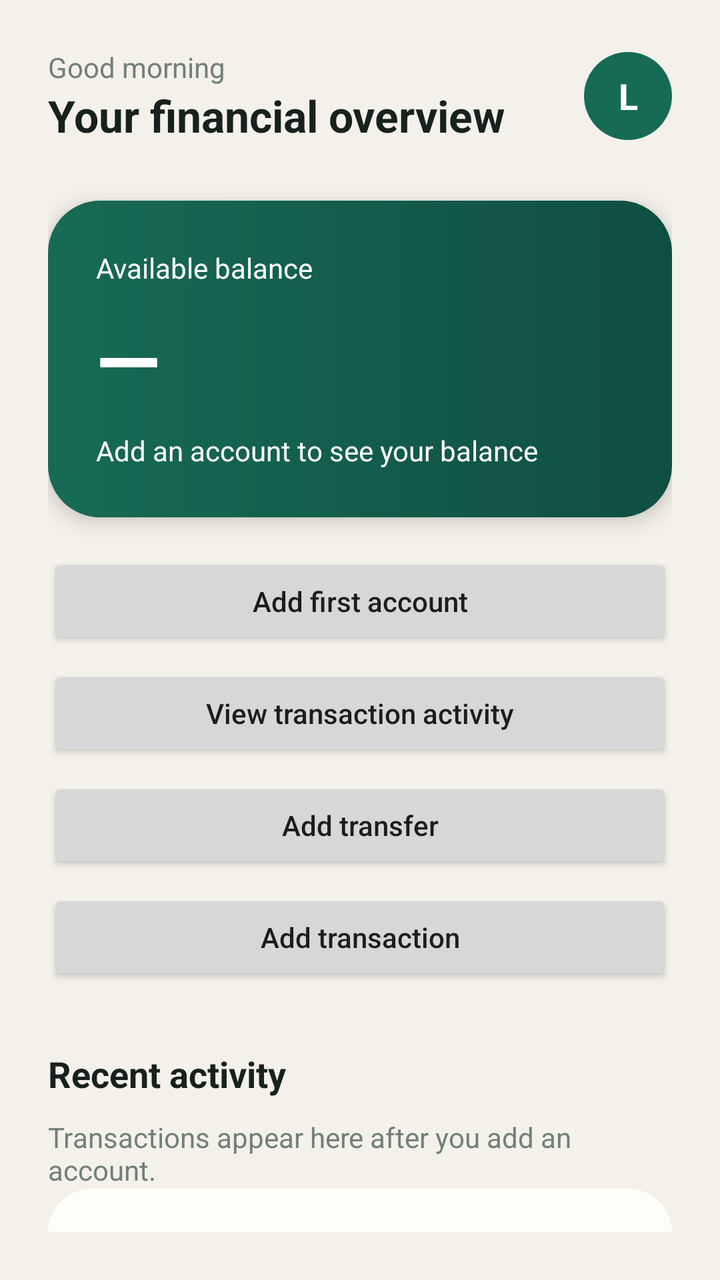
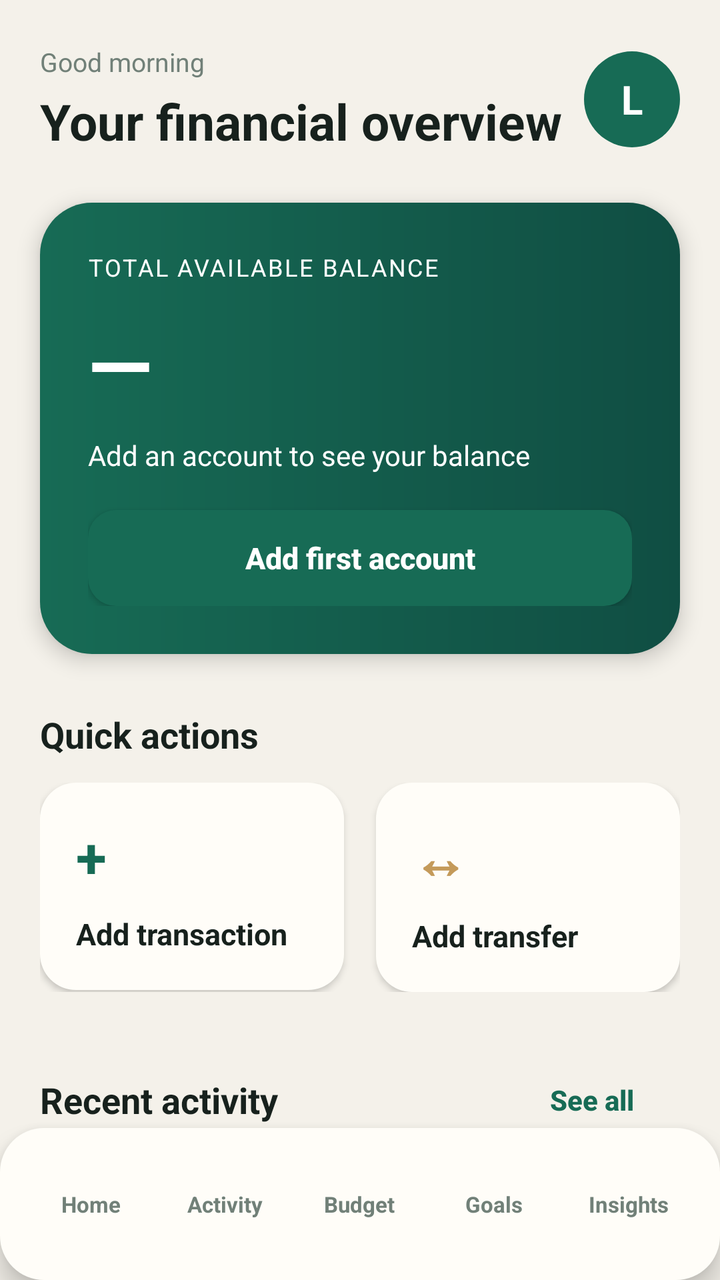

Before-and-after screenshots of an Android layout around one commit, followed by the original layout XML and the change that was made.
<!-- AndroidManifest.xml: application theme Theme.App -->
<!-- res/layout/activity_main.xml -->
<?xml version='1.0' encoding='utf-8'?>
<LinearLayout xmlns:ns0="http://schemas.android.com/apk/res/android" ns0:layout_width="match_parent" ns0:layout_height="match_parent" ns0:orientation="vertical" ns0:background="@color/lumen_background" ns0:padding="24dp">
  <LinearLayout ns0:layout_width="match_parent" ns0:layout_height="wrap_content" ns0:gravity="center_vertical" ns0:orientation="horizontal">
    <LinearLayout ns0:layout_width="0dp" ns0:layout_height="wrap_content" ns0:layout_weight="1" ns0:orientation="vertical">
      <TextView ns0:layout_width="wrap_content" ns0:layout_height="wrap_content" ns0:text="@string/greeting" ns0:textColor="@color/lumen_muted" ns0:textSize="14sp" />
      <TextView ns0:layout_width="wrap_content" ns0:layout_height="wrap_content" ns0:text="@string/overview" ns0:textColor="@color/lumen_ink" ns0:textSize="22sp" ns0:textStyle="bold" />
    </LinearLayout>
    <TextView ns0:layout_width="44dp" ns0:layout_height="44dp" ns0:gravity="center" ns0:text="L" ns0:textColor="@color/on_primary" ns0:textSize="18sp" ns0:textStyle="bold" ns0:background="@drawable/avatar_background" />
  </LinearLayout>
  <LinearLayout ns0:layout_width="match_parent" ns0:layout_height="wrap_content" ns0:layout_marginTop="28dp" ns0:background="@drawable/balance_card_background" ns0:elevation="6dp" ns0:orientation="vertical" ns0:padding="24dp">
    <TextView ns0:layout_width="wrap_content" ns0:layout_height="wrap_content" ns0:text="Available balance" ns0:textColor="@color/on_primary" ns0:textSize="14sp" />
    <TextView ns0:id="@+id/balance" ns0:layout_width="wrap_content" ns0:layout_height="wrap_content" ns0:layout_marginTop="8dp" ns0:text="—" ns0:textColor="@color/on_primary" ns0:textSize="42sp" ns0:textStyle="bold" />
    <TextView ns0:id="@+id/balance_summary" ns0:layout_width="wrap_content" ns0:layout_height="wrap_content" ns0:layout_marginTop="8dp" ns0:text="@string/empty_balance" ns0:textColor="@color/on_primary" ns0:textSize="14sp" />
  </LinearLayout>
  <Button ns0:id="@+id/add_account_button" ns0:layout_width="match_parent" ns0:layout_height="wrap_content" ns0:layout_marginTop="18dp" ns0:text="@string/add_account" ns0:textAllCaps="false" />
  <Button ns0:id="@+id/view_activity_button" ns0:layout_width="match_parent" ns0:layout_height="wrap_content" ns0:layout_marginTop="8dp" ns0:text="@string/view_activity" ns0:textAllCaps="false" />
  <Button ns0:id="@+id/add_transfer_button" ns0:layout_width="match_parent" ns0:layout_height="wrap_content" ns0:layout_marginTop="8dp" ns0:text="@string/add_transfer" ns0:textAllCaps="false" />
  <Button ns0:id="@+id/add_transaction_button" ns0:layout_width="match_parent" ns0:layout_height="wrap_content" ns0:layout_marginTop="8dp" ns0:text="@string/add_transaction" ns0:textAllCaps="false" />
  <TextView ns0:layout_width="wrap_content" ns0:layout_height="wrap_content" ns0:layout_marginTop="32dp" ns0:text="Recent activity" ns0:textColor="@color/lumen_ink" ns0:textSize="18sp" ns0:textStyle="bold" />
  <TextView ns0:layout_width="match_parent" ns0:layout_height="wrap_content" ns0:layout_marginTop="10dp" ns0:text="Transactions appear here after you add an account." ns0:textColor="@color/lumen_muted" ns0:textSize="14sp" />
  <include layout="@layout/view_bottom_navigation" />
</LinearLayout>
<!-- res/layout/view_bottom_navigation.xml (included above) -->
<?xml version="1.0" encoding="utf-8"?>
<LinearLayout xmlns:android="http://schemas.android.com/apk/res/android"
    android:id="@+id/bottom_navigation"
    android:layout_width="match_parent"
    android:layout_height="64dp"
    android:background="@drawable/balance_surface_background"
    android:gravity="center"
    android:orientation="horizontal"
    android:paddingTop="6dp"
    android:paddingBottom="6dp">
    <TextView android:id="@+id/nav_home" style="@style/BottomNavigationItem" android:text="@string/home" />
    <TextView android:id="@+id/nav_activity" style="@style/BottomNavigationItem" android:text="@string/activity" />
    <TextView android:id="@+id/nav_budget" style="@style/BottomNavigationItem" android:text="@string/budget" />
    <TextView android:id="@+id/nav_goals" style="@style/BottomNavigationItem" android:text="@string/goals" />
    <TextView android:id="@+id/nav_insights" style="@style/BottomNavigationItem" android:text="@string/insights" />
</LinearLayout>
<!-- resources referenced by this layout -->
<resources>
  <string name="view_activity">View transaction activity</string>
  <style name="BottomNavigationItem">
          <item name="android:layout_width">0dp</item>
          <item name="android:layout_height">match_parent</item>
          <item name="android:layout_weight">1</item>
          <item name="android:gravity">center</item>
          <item name="android:textColor">@color/lumen_muted</item>
          <item name="android:textSize">12sp</item>
          <item name="android:clickable">true</item>
          <item name="android:focusable">true</item>
      </style>
  <style name="Theme.App" parent="android:Theme.Material.Light.NoActionBar">
          <item name="android:colorPrimary">@color/primary</item>
          <item name="android:colorAccent">@color/lumen_accent</item>
          <item name="android:windowLightStatusBar">true</item>
          <item name="android:statusBarColor">@color/lumen_background</item>
          <item name="android:navigationBarColor">@color/lumen_background</item>
          <item name="android:windowLightNavigationBar">true</item>
      </style>
  <color name="primary">#087F6D</color>
  <!-- unchanged entries left out for length: 20 -->
</resources>

<!-- the commit's change to res/layout/activity_main.xml (unified diff, before → after) -->
@@ -1,39 +1,55 @@
-<?xml version='1.0' encoding='utf-8'?>
-<LinearLayout xmlns:ns0="http://schemas.android.com/apk/res/android" ns0:layout_width="match_parent" ns0:layout_height="match_parent" ns0:orientation="vertical" ns0:background="@color/lumen_background" ns0:padding="24dp">
-  <LinearLayout ns0:layout_width="match_parent" ns0:layout_height="wrap_content" ns0:gravity="center_vertical" ns0:orientation="horizontal">
-    <LinearLayout ns0:layout_width="0dp" ns0:layout_height="wrap_content" ns0:layout_weight="1" ns0:orientation="vertical">
-      <TextView ns0:layout_width="wrap_content" ns0:layout_height="wrap_content" ns0:text="@string/greeting" ns0:textColor="@color/lumen_muted" ns0:textSize="14sp" />
-      <TextView ns0:layout_width="wrap_content" ns0:layout_height="wrap_content" ns0:text="@string/overview" ns0:textColor="@color/lumen_ink" ns0:textSize="22sp" ns0:textStyle="bold" />
+<?xml version="1.0" encoding="utf-8"?>
+<LinearLayout xmlns:android="http://schemas.android.com/apk/res/android" android:layout_width="match_parent" android:layout_height="match_parent" android:background="@color/lumen_background" android:orientation="vertical">
+    <LinearLayout android:layout_width="match_parent" android:layout_height="wrap_content" android:orientation="horizontal" android:gravity="center_vertical" android:paddingStart="@dimen/screen_h_padding" android:paddingEnd="@dimen/screen_h_padding" android:paddingTop="22dp">
+        <LinearLayout android:layout_width="0dp" android:layout_height="wrap_content" android:layout_weight="1" android:orientation="vertical">
+            <TextView android:layout_width="wrap_content" android:layout_height="wrap_content" android:text="@string/greeting" android:textColor="@color/lumen_muted" android:textSize="13sp" />
+            <TextView android:id="@+id/greeting_title" android:layout_width="wrap_content" android:layout_height="wrap_content" android:layout_marginTop="4dp" android:text="@string/overview" android:textColor="@color/lumen_ink" android:textSize="25sp" android:textStyle="bold" />
+        </LinearLayout>
+        <TextView android:id="@+id/avatar" android:layout_width="48dp" android:layout_height="48dp" android:background="@drawable/avatar_background" android:contentDescription="@string/profile_title" android:gravity="center" android:text="L" android:textColor="@color/on_primary" android:textSize="20sp" android:textStyle="bold" />
     </LinearLayout>
-    <TextView ns0:layout_width="44dp" ns0:layout_height="44dp" ns0:gravity="center" ns0:text="L" ns0:textColor="@color/on_primary" ns0:textSize="18sp" ns0:textStyle="bold" ns0:background="@drawable/avatar_background" />
-  </LinearLayout>
-  <LinearLayout ns0:layout_width="match_parent" ns0:layout_height="wrap_content" ns0:layout_marginTop="28dp" ns0:background="@drawable/balance_card_background" ns0:elevation="6dp" ns0:orientation="vertical" ns0:padding="24dp">
-    <TextView ns0:layout_width="wrap_content" ns0:layout_height="wrap_content" ns0:text="Available balance" ns0:textColor="@color/on_primary" ns0:textSize="14sp" />
-    <TextView ns0:id="@+id/balance" ns0:layout_width="wrap_content" ns0:layout_height="wrap_content" ns0:layout_marginTop="8dp" ns0:text="—" ns0:textColor="@color/on_primary" ns0:textSize="42sp" ns0:textStyle="bold" />
-    <TextView ns0:id="@+id/balance_summary" ns0:layout_width="wrap_content" ns0:layout_height="wrap_content" ns0:layout_marginTop="8dp" ns0:text="@string/empty_balance" ns0:textColor="@color/on_primary" ns0:textSize="14sp" />
-  </LinearLayout>
-  <Button ns0:id="@+id/add_account_button" ns0:layout_width="match_parent" ns0:layout_height="wrap_content" ns0:layout_marginTop="18dp" ns0:text="@string/add_account" ns0:textAllCaps="false" />
-  <Button ns0:id="@+id/view_activity_button" ns0:layout_width="match_parent" ns0:layout_height="wrap_content" ns0:layout_marginTop="8dp" ns0:text="@string/view_activity" ns0:textAllCaps="false" />
-  <Button ns0:id="@+id/add_transfer_button" ns0:layout_width="match_parent" ns0:layout_height="wrap_content" ns0:layout_marginTop="8dp" ns0:text="@string/add_transfer" ns0:textAllCaps="false" />
-  <Button ns0:id="@+id/add_transaction_button" ns0:layout_width="match_parent" ns0:layout_height="wrap_content" ns0:layout_marginTop="8dp" ns0:text="@string/add_transaction" ns0:textAllCaps="false" />
-  <TextView ns0:layout_width="wrap_content" ns0:layout_height="wrap_content" ns0:layout_marginTop="32dp" ns0:text="Recent activity" ns0:textColor="@color/lumen_ink" ns0:textSize="18sp" ns0:textStyle="bold" />
-  <TextView ns0:layout_width="match_parent" ns0:layout_height="wrap_content" ns0:layout_marginTop="10dp" ns0:text="Transactions appear here after you add an account." ns0:textColor="@color/lumen_muted" ns0:textSize="14sp" />
-  <include layout="@layout/view_bottom_navigation" />
+    <LinearLayout android:layout_width="match_parent" android:layout_height="wrap_content" android:layout_marginTop="24dp" android:background="@drawable/balance_card_background" android:elevation="6dp" android:orientation="vertical" android:padding="24dp" android:layout_marginStart="@dimen/screen_h_padding" android:layout_marginEnd="@dimen/screen_h_padding">
+        <TextView android:layout_width="wrap_content" android:layout_height="wrap_content" android:text="@string/total_balance" android:textAllCaps="true" android:letterSpacing="0.08" android:textColor="@color/on_primary" android:textSize="12sp" />
+        <TextView android:id="@+id/balance" android:layout_width="wrap_content" android:layout_height="wrap_content" android:layout_marginTop="12dp" android:text="—" android:textColor="@color/on_primary" android:textSize="42sp" android:textStyle="bold" />
+        <TextView android:id="@+id/balance_summary" android:layout_width="wrap_content" android:layout_height="wrap_content" android:layout_marginTop="8dp" android:text="@string/empty_balance" android:textColor="@color/on_primary" android:textSize="14sp" />
+        <Button android:id="@+id/add_account_button" android:layout_width="match_parent" android:layout_height="@dimen/touch_target" android:layout_marginTop="18dp" android:background="@drawable/primary_button_ripple" android:text="@string/add_account" android:textAllCaps="false" android:textColor="@color/on_primary" android:textSize="15sp" android:textStyle="bold" />
+    </LinearLayout>
+    <LinearLayout android:layout_width="match_parent" android:layout_height="0dp" android:layout_weight="1" android:orientation="vertical" android:paddingStart="@dimen/screen_h_padding" android:paddingEnd="@dimen/screen_h_padding" android:layout_marginTop="28dp">
+        <ScrollView android:layout_width="match_parent" android:layout_height="match_parent" android:fillViewport="true" android:scrollbars="none">
+            <LinearLayout android:layout_width="match_parent" android:layout_height="wrap_content" android:orientation="vertical">
+                <TextView android:layout_width="wrap_content" android:layout_height="wrap_content" android:text="@string/quick_actions" android:textColor="@color/lumen_ink" android:textSize="18sp" android:textStyle="bold" />
+                <LinearLayout android:layout_width="match_parent" android:layout_height="wrap_content" android:layout_marginTop="12dp" android:orientation="horizontal">
+                    <LinearLayout android:id="@+id/add_transaction_button" android:layout_width="0dp" android:layout_height="wrap_content" android:layout_weight="1" android:layout_marginEnd="8dp" android:background="@drawable/action_tile_ripple" android:elevation="2dp" android:orientation="vertical" android:padding="18dp">
+                        <TextView android:layout_width="wrap_content" android:layout_height="wrap_content" android:text="+" android:textColor="@color/lumen_accent" android:textSize="28sp" android:textStyle="bold" />
+                        <TextView android:layout_width="wrap_content" android:layout_height="wrap_content" android:layout_marginTop="10dp" android:text="@string/add_transaction" android:textColor="@color/lumen_ink" android:textSize="15sp" android:textStyle="bold" />
+                    </LinearLayout>
+                    <LinearLayout android:id="@+id/add_transfer_button" android:layout_width="0dp" android:layout_height="wrap_content" android:layout_weight="1" android:layout_marginStart="8dp" android:background="@drawable/action_tile_ripple" android:elevation="2dp" android:orientation="vertical" android:padding="18dp">
+                        <TextView android:layout_width="wrap_content" android:layout_height="wrap_content" android:text="↔" android:textColor="@color/lumen_highlight" android:textSize="28sp" android:textStyle="bold" />
+                        <TextView android:layout_width="wrap_content" android:layout_height="wrap_content" android:layout_marginTop="10dp" android:text="@string/add_transfer" android:textColor="@color/lumen_ink" android:textSize="15sp" android:textStyle="bold" />
+                    </LinearLayout>
+                </LinearLayout>
+                <LinearLayout android:layout_width="match_parent" android:layout_height="wrap_content" android:layout_marginTop="30dp" android:orientation="horizontal" android:gravity="center_vertical">
+                    <TextView android:layout_width="0dp" android:layout_height="wrap_content" android:layout_weight="1" android:text="@string/recent_activity" android:textColor="@color/lumen_ink" android:textSize="18sp" android:textStyle="bold" />
+                    <Button android:id="@+id/view_activity_button" android:layout_width="wrap_content" android:layout_height="@dimen/touch_target" android:background="@android:color/transparent" android:text="@string/see_all" android:textAllCaps="false" android:textColor="@color/lumen_accent" android:textSize="14sp" android:textStyle="bold" />
+                </LinearLayout>
+                <LinearLayout android:layout_width="match_parent" android:layout_height="wrap_content" android:layout_marginTop="12dp" android:background="@drawable/action_tile_background" android:elevation="2dp" android:orientation="vertical" android:padding="16dp">
+                    <TextView android:layout_width="match_parent" android:layout_height="wrap_content" android:text="Transactions appear here after you add an account." android:textColor="@color/lumen_muted" android:textSize="14sp" />
+                </LinearLayout>
+            </LinearLayout>
+        </ScrollView>
+    </LinearLayout>
+    <include layout="@layout/view_bottom_navigation" />
 </LinearLayout>
 <!-- res/layout/view_bottom_navigation.xml (included above) -->
 <?xml version="1.0" encoding="utf-8"?>
 <LinearLayout xmlns:android="http://schemas.android.com/apk/res/android"
     android:id="@+id/bottom_navigation"
-    android:layout_width="match_parent"
-    android:layout_height="64dp"
+    android:layout_width="match_parent" android:layout_height="76dp"
     android:background="@drawable/balance_surface_background"
-    android:gravity="center"
-    android:orientation="horizontal"
-    android:paddingTop="6dp"
-    android:paddingBottom="6dp">
-    <TextView android:id="@+id/nav_home" style="@style/BottomNavigationItem" android:text="@string/home" />
-    <TextView android:id="@+id/nav_activity" style="@style/BottomNavigationItem" android:text="@string/activity" />
-    <TextView android:id="@+id/nav_budget" style="@style/BottomNavigationItem" android:text="@string/budget" />
-    <TextView android:id="@+id/nav_goals" style="@style/BottomNavigationItem" android:text="@string/goals" />
-    <TextView android:id="@+id/nav_insights" style="@style/BottomNavigationItem" android:text="@string/insights" />
+    android:elevation="8dp" android:gravity="center" android:orientation="horizontal"
+    android:paddingStart="12dp" android:paddingEnd="12dp">
+    <TextView android:id="@+id/nav_home" style="@style/BottomNavigationItem" android:background="@drawable/nav_item_background" android:contentDescription="@string/nav_home_description" android:text="@string/home" />
+    <TextView android:id="@+id/nav_activity" style="@style/BottomNavigationItem" android:background="@drawable/nav_item_background" android:contentDescription="@string/nav_activity_description" android:text="@string/activity" />
+    <TextView android:id="@+id/nav_budget" style="@style/BottomNavigationItem" android:background="@drawable/nav_item_background" android:contentDescription="@string/nav_budget_description" android:text="@string/budget" />
+    <TextView android:id="@+id/nav_goals" style="@style/BottomNavigationItem" android:background="@drawable/nav_item_background" android:contentDescription="@string/nav_goals_description" android:text="@string/goals" />
+    <TextView android:id="@+id/nav_insights" style="@style/BottomNavigationItem" android:background="@drawable/nav_item_background" android:contentDescription="@string/nav_insights_description" android:text="@string/insights" />
 </LinearLayout>
<!-- resource entries referenced after the edit -->
@@ -1,25 +1,79 @@
 <!-- resources referenced by this layout -->
 <resources>
-  <string name="view_activity">View transaction activity</string>
+  <color name="lumen_highlight">#C49A5A</color>
+  <dimen name="screen_h_padding">20dp</dimen>
+  <dimen name="touch_target">48dp</dimen>
+  <!-- drawable action_tile_background (drawable) -->
+  <?xml version="1.0" encoding="utf-8"?>
+  <shape xmlns:android="http://schemas.android.com/apk/res/android">
+      <solid android:color="@color/lumen_surface" />
+      <corners android:radius="@dimen/card_radius" />
+  </shape>
+  <!-- drawable action_tile_ripple (drawable) -->
+  <?xml version="1.0" encoding="utf-8"?>
+  <ripple xmlns:android="http://schemas.android.com/apk/res/android" android:color="@color/lumen_highlight">
+      <item android:id="@android:id/mask"><shape><solid android:color="@color/lumen_highlight" /><corners android:radius="@dimen/card_radius" /></shape></item>
+      <item><shape><solid android:color="@color/lumen_surface" /><corners android:radius="@dimen/card_radius" /></shape></item>
+  </ripple>
+  <!-- drawable nav_item_background (drawable) -->
+  <?xml version="1.0" encoding="utf-8"?>
+  <selector xmlns:android="http://schemas.android.com/apk/res/android">
+      <item android:state_selected="true" android:drawable="@drawable/nav_item_selected" />
+      <item android:state_pressed="true" android:drawable="@drawable/nav_item_selected" />
+      <item android:drawable="@drawable/nav_item_unselected" />
+  </selector>
+  <!-- drawable primary_button_ripple (drawable) -->
+  <?xml version="1.0" encoding="utf-8"?>
+  <ripple xmlns:android="http://schemas.android.com/apk/res/android" android:color="@color/on_primary">
+      <item android:id="@android:id/mask"><shape><solid android:color="@color/on_primary" /><corners android:radius="@dimen/control_radius" /></shape></item>
+      <item><shape><solid android:color="@color/lumen_accent" /><corners android:radius="@dimen/control_radius" /></shape></item>
+  </ripple>
+  <string name="nav_activity_description">Open activity</string>
+  <string name="nav_budget_description">Open budget</string>
+  <string name="nav_goals_description">Open goals</string>
+  <string name="nav_home_description">Open dashboard</string>
+  <string name="nav_insights_description">Open insights</string>
+  <string name="profile_title">Profile</string>
+  <string name="quick_actions">Quick actions</string>
+  <string name="recent_activity">Recent activity</string>
+  <string name="see_all">See all</string>
+  <string name="total_balance">Total available balance</string>
   <style name="BottomNavigationItem">
           <item name="android:layout_width">0dp</item>
-          <item name="android:layout_height">match_parent</item>
+          <item name="android:layout_height">60dp</item>
           <item name="android:layout_weight">1</item>
+          <item name="android:layout_margin">3dp</item>
           <item name="android:gravity">center</item>
           <item name="android:textColor">@color/lumen_muted</item>
-          <item name="android:textSize">12sp</item>
+          <item name="android:textSize">11sp</item>
+          <item name="android:textStyle">bold</item>
           <item name="android:clickable">true</item>
           <item name="android:focusable">true</item>
+          <item name="android:minWidth">48dp</item>
+          <item name="android:minHeight">48dp</item>
       </style>
   <style name="Theme.App" parent="android:Theme.Material.Light.NoActionBar">
-          <item name="android:colorPrimary">@color/primary</item>
+          <item name="android:colorPrimary">@color/lumen_accent</item>
           <item name="android:colorAccent">@color/lumen_accent</item>
           <item name="android:windowLightStatusBar">true</item>
           <item name="android:statusBarColor">@color/lumen_background</item>
-          <item name="android:navigationBarColor">@color/lumen_background</item>
+          <item name="android:navigationBarColor">@color/lumen_surface</item>
           <item name="android:windowLightNavigationBar">true</item>
       </style>
-  <color name="primary">#087F6D</color>
+  <dimen name="card_radius">18dp</dimen>
+  <!-- drawable nav_item_selected (drawable) -->
+  <?xml version="1.0" encoding="utf-8"?>
+  <shape xmlns:android="http://schemas.android.com/apk/res/android">
+      <solid android:color="@color/lumen_accent" />
+      <corners android:radius="20dp" />
+  </shape>
+  <!-- drawable nav_item_unselected (drawable) -->
+  <?xml version="1.0" encoding="utf-8"?>
+  <shape xmlns:android="http://schemas.android.com/apk/res/android">
+      <solid android:color="@android:color/transparent" />
+      <corners android:radius="20dp" />
+  </shape>
+  <dimen name="control_radius">14dp</dimen>
   <!-- unchanged entries left out for length: 20 -->
 </resources>
 
